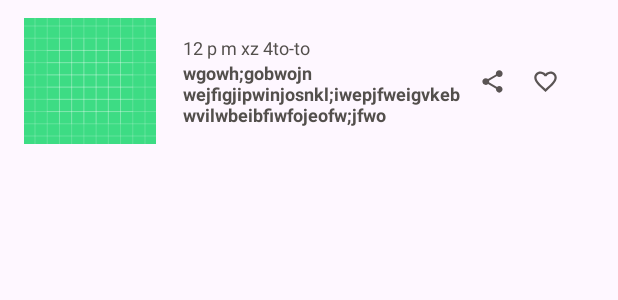
After one commit to sToOpKa91/NewsApp, an Android app: the layout item_article.xml on its own in the app's theme, with its tools: preview values and no code run, on a phone screen of 412 x 824 dp. The commit adds this screen. Shown: the top 300 px of the screen. Run offline under Robolectric (Android 15) with nearby library versions, the phone set to English and light mode, and no system bars; network calls fail.

Commit message:
commit "MainFragmentDone"

```diff
--- a/app/build.gradle
+++ b/app/build.gradle
@@ -89,7 +89,7 @@ dependencies {
     implementation("androidx.navigation:navigation-ui-ktx:2.6.0")
 
 // Glide
-    def glideVersion = "4.13.0"
+    def glideVersion = "4.16.0"
     implementation "com.github.bumptech.glide:glide:$glideVersion"
     kapt "com.github.bumptech.glide:compiler:$glideVersion"
 }
--- /dev/null
+++ b/app/src/main/res/drawable/ic_heart.xml
@@ -0,0 +1,5 @@
+<vector android:height="24dp" android:tint="#5A5454"
+    android:viewportHeight="24" android:viewportWidth="24"
+    android:width="24dp" xmlns:android="http://schemas.android.com/apk/res/android">
+    <path android:fillColor="@android:color/white" android:pathData="M16.5,3c-1.74,0 -3.41,0.81 -4.5,2.09C10.91,3.81 9.24,3 7.5,3 4.42,3 2,5.42 2,8.5c0,3.78 3.4,6.86 8.55,11.54L12,21.35l1.45,-1.32C18.6,15.36 22,12.28 22,8.5 22,5.42 19.58,3 16.5,3zM12.1,18.55l-0.1,0.1 -0.1,-0.1C7.14,14.24 4,11.39 4,8.5 4,6.5 5.5,5 7.5,5c1.54,0 3.04,0.99 3.57,2.36h1.87C13.46,5.99 14.96,5 16.5,5c2,0 3.5,1.5 3.5,3.5 0,2.89 -3.14,5.74 -7.9,10.05z"/>
+</vector>
--- /dev/null
+++ b/app/src/main/res/drawable/ic_share.xml
@@ -0,0 +1,5 @@
+<vector android:height="24dp" android:tint="#5A5454"
+    android:viewportHeight="24" android:viewportWidth="24"
+    android:width="24dp" xmlns:android="http://schemas.android.com/apk/res/android">
+    <path android:fillColor="@android:color/white" android:pathData="M18,16.08c-0.76,0 -1.44,0.3 -1.96,0.77L8.91,12.7c0.05,-0.23 0.09,-0.46 0.09,-0.7s-0.04,-0.47 -0.09,-0.7l7.05,-4.11c0.54,0.5 1.25,0.81 2.04,0.81 1.66,0 3,-1.34 3,-3s-1.34,-3 -3,-3 -3,1.34 -3,3c0,0.24 0.04,0.47 0.09,0.7L8.04,9.81C7.5,9.31 6.79,9 6,9c-1.66,0 -3,1.34 -3,3s1.34,3 3,3c0.79,0 1.5,-0.31 2.04,-0.81l7.12,4.16c-0.05,0.21 -0.08,0.43 -0.08,0.65 0,1.61 1.31,2.92 2.92,2.92 1.61,0 2.92,-1.31 2.92,-2.92s-1.31,-2.92 -2.92,-2.92z"/>
+</vector>
--- /dev/null
+++ b/app/src/main/res/layout/item_article.xml
@@ -0,0 +1,73 @@
+<?xml version="1.0" encoding="utf-8"?>
+<androidx.constraintlayout.widget.ConstraintLayout xmlns:android="http://schemas.android.com/apk/res/android"
+    android:layout_width="match_parent"
+    android:layout_height="wrap_content"
+    xmlns:app="http://schemas.android.com/apk/res-auto"
+    xmlns:tools="http://schemas.android.com/tools"
+    android:layout_marginVertical="12dp"
+    android:layout_marginHorizontal="16dp"
+    app:layout_constraintStart_toStartOf="parent"
+    app:layout_constraintTop_toTopOf="parent">
+
+    <ImageView
+        android:id="@+id/ivArticleImage"
+        android:layout_width="88dp"
+        android:layout_height="84dp"
+        android:scaleType="centerCrop"
+        app:layout_constraintStart_toStartOf="parent"
+        app:layout_constraintTop_toTopOf="parent"
+        app:srcCompat="@drawable/ic_launcher_background" />
+
+    <LinearLayout
+        android:id="@+id/lLArticleInfo"
+        android:layout_width="185dp"
+        android:layout_height="match_parent"
+        android:layout_marginStart="18dp"
+        android:orientation="vertical"
+        app:layout_constraintBottom_toBottomOf="parent"
+        app:layout_constraintStart_toEndOf="@+id/ivArticleImage"
+        app:layout_constraintTop_toTopOf="parent">
+
+        <TextView
+            android:id="@+id/tvArticleDate"
+            android:layout_width="wrap_content"
+            android:layout_height="wrap_content"
+            android:layout_weight="1"
+            android:textColor="@color/darkGrey"
+            android:textSize="12sp"
+            tools:text="12 p m xz 4to-to" />
+
+        <TextView
+            android:id="@+id/tvArticleTitle"
+            android:layout_width="wrap_content"
+            android:layout_height="wrap_content"
+            android:layout_weight="1"
+            android:ellipsize="end"
+            android:maxLines="3"
+            android:textColor="@color/darkGrey"
+            android:textSize="12sp"
+            android:textStyle="bold"
+            app:fontWeight="700"
+            tools:text="wgowh;gobwojn wejfigjipwinjosnkl;iwepjfweigvkebwvilwbeibfiwfojeofw;jfwo" />
+    </LinearLayout>
+
+    <ImageView
+        android:id="@+id/iVIcShare"
+        android:layout_width="18dp"
+        android:layout_height="18dp"
+        app:layout_constraintBottom_toBottomOf="parent"
+        app:layout_constraintStart_toEndOf="@+id/lLArticleInfo"
+        app:layout_constraintTop_toTopOf="parent"
+        android:layout_marginStart="12dp"
+        android:src="@drawable/ic_share" />
+
+    <ImageView
+        android:id="@+id/iVHeart"
+        android:layout_width="18dp"
+        android:layout_height="18dp"
+        android:layout_marginStart="17dp"
+        app:layout_constraintBottom_toBottomOf="parent"
+        app:layout_constraintStart_toEndOf="@+id/iVIcShare"
+        app:layout_constraintTop_toTopOf="parent"
+        android:src="@drawable/ic_heart" />
+</androidx.constraintlayout.widget.ConstraintLayout>
--- a/app/src/main/res/values/colors.xml
+++ b/app/src/main/res/values/colors.xml
@@ -4,4 +4,5 @@
     <color name="white">#FFFFFFFF</color>
     <color name="lightGrey">#F7F0F0</color>
     <color name="teal">#33EAB6</color>
+    <color name="darkGrey">#534F4C</color>
 </resources>
--- a/app/src/main/res/values/strings.xml
+++ b/app/src/main/res/values/strings.xml
@@ -2,4 +2,5 @@
     <string name="app_name">NewsApp</string>
 
     <string name="hello_blank_fragment">Hello blank fragment</string>
+    <string name="popular_news">Popular News</string>
 </resources>
```
Also changed, not shown: app/src/main/java/com/sto_opka91/newsapp/data/api/NewsRepository.kt (added, +8 -0 lines), app/src/main/java/com/sto_opka91/newsapp/data/api/TestRepo.kt (deleted, +0 -7 lines), app/src/main/java/com/sto_opka91/newsapp/ui/adapters/NewsAdapter.kt (added, +54 -0 lines), app/src/main/java/com/sto_opka91/newsapp/ui/main/MainFragment.kt (+34 -1 lines), app/src/main/java/com/sto_opka91/newsapp/ui/main/MainViewModel.kt (+18 -16 lines), app/src/main/java/com/sto_opka91/newsapp/utils/Resource.kt (added, +7 -0 lines), app/src/main/res/layout/fragment_main.xml (+50 -5 lines).
